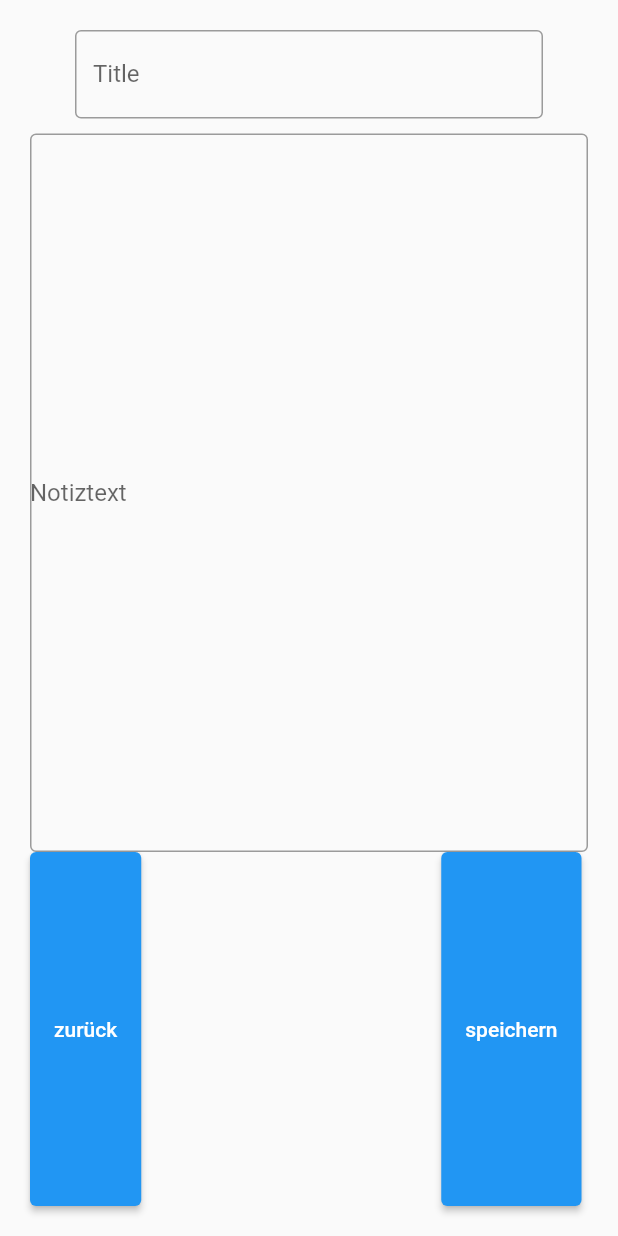
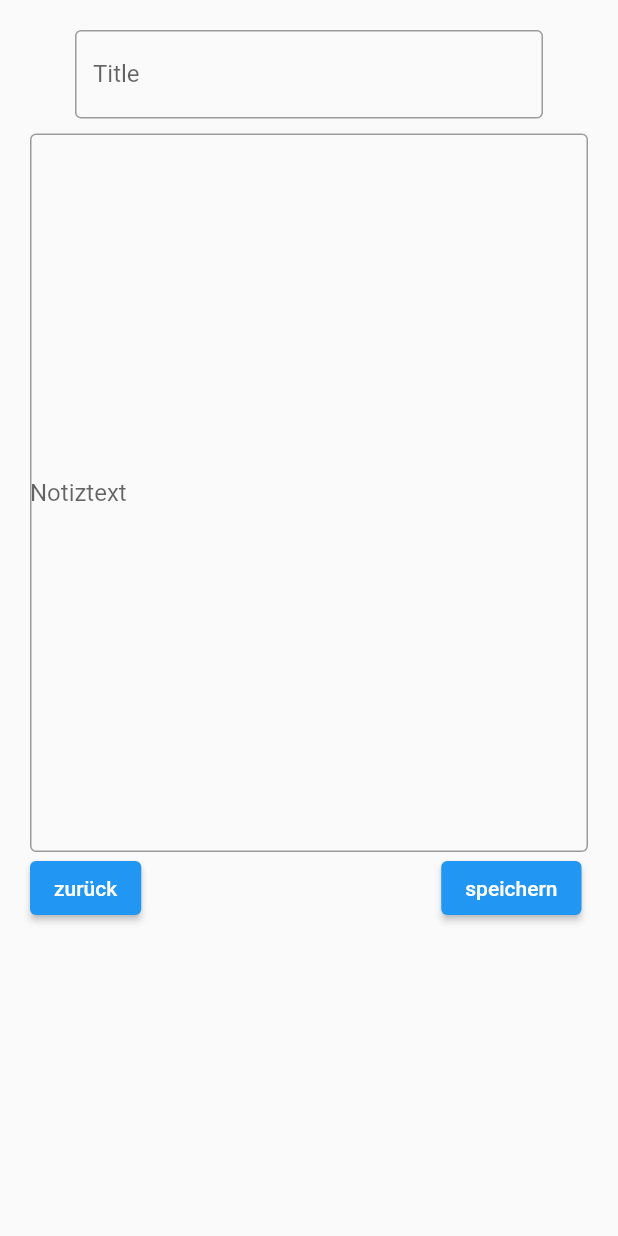
Before and after one commit to AaronLinder/notizapp, a Flutter app: the screen it shows after launch, on a phone screen of 412 x 824 dp. Run offline on Flutter 3.47's test engine with Material 2 defaults, Android fonts, the phone set to English and light mode, and no system bars.

Commit message:
bugfix notiz.dart + sidebar

```diff
--- a/lib/notiz.dart
+++ b/lib/notiz.dart
@@ -1,5 +1,6 @@
 import 'package:flutter/cupertino.dart';
 import 'package:flutter/material.dart';
+import 'package:notizapp/sidebar.dart';
 
 class notiz extends StatelessWidget {
   const notiz({Key? key}) : super(key: key);
@@ -7,9 +8,13 @@ class notiz extends StatelessWidget {
   @override
   Widget build(BuildContext context) {
     return Scaffold(
-      body: Padding(
+      drawer: NavDrawer(),
+      body: Container(
+        child: SingleChildScrollView(
+        child: Padding(
           padding: const EdgeInsets.all(20),
           child: Column(
+            mainAxisSize: MainAxisSize.min,
               children: [
                 const Padding(
                   padding: EdgeInsets.only(left: 30, right: 30),
@@ -28,7 +33,7 @@ class notiz extends StatelessWidget {
                       border: OutlineInputBorder(),
                       hintText: "Notiztext",
                     )),
-                Expanded(
+                Flexible(
                   child: new Align(
                     alignment: Alignment.bottomCenter,
                     child: Row(
@@ -52,7 +57,7 @@ class notiz extends StatelessWidget {
                 )
                 ),
 
-                )])),
+                )])),),),
     );
   }
 }
```
Also changed, not shown: lib/sidebar.dart (added, +46 -0 lines).
